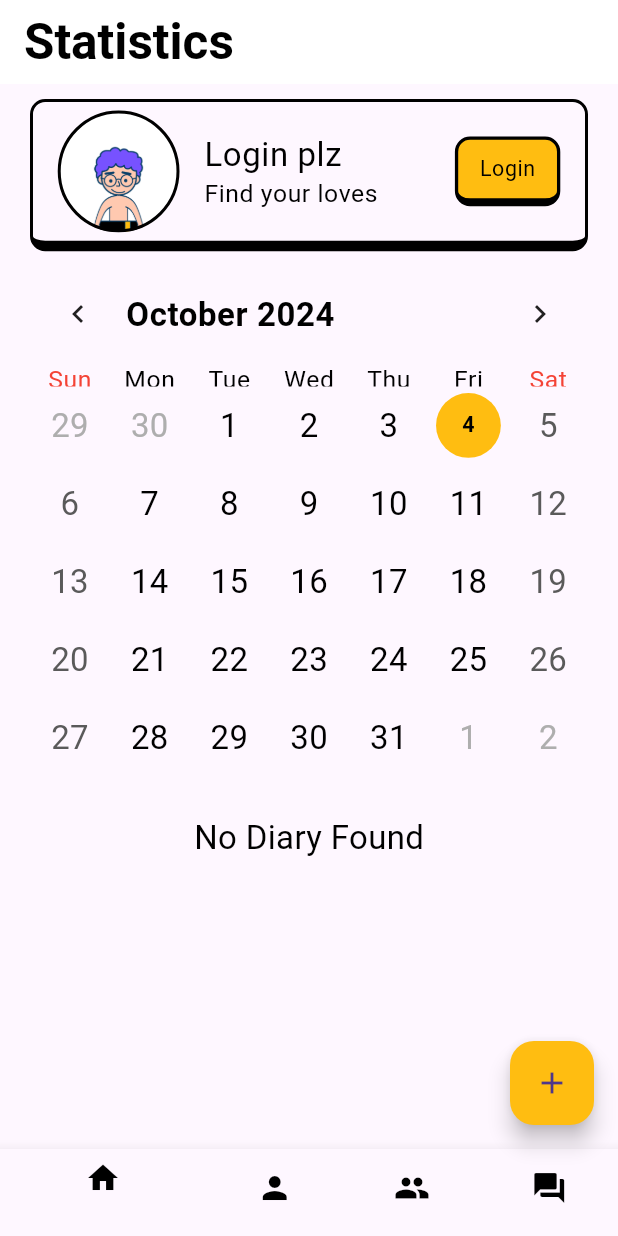
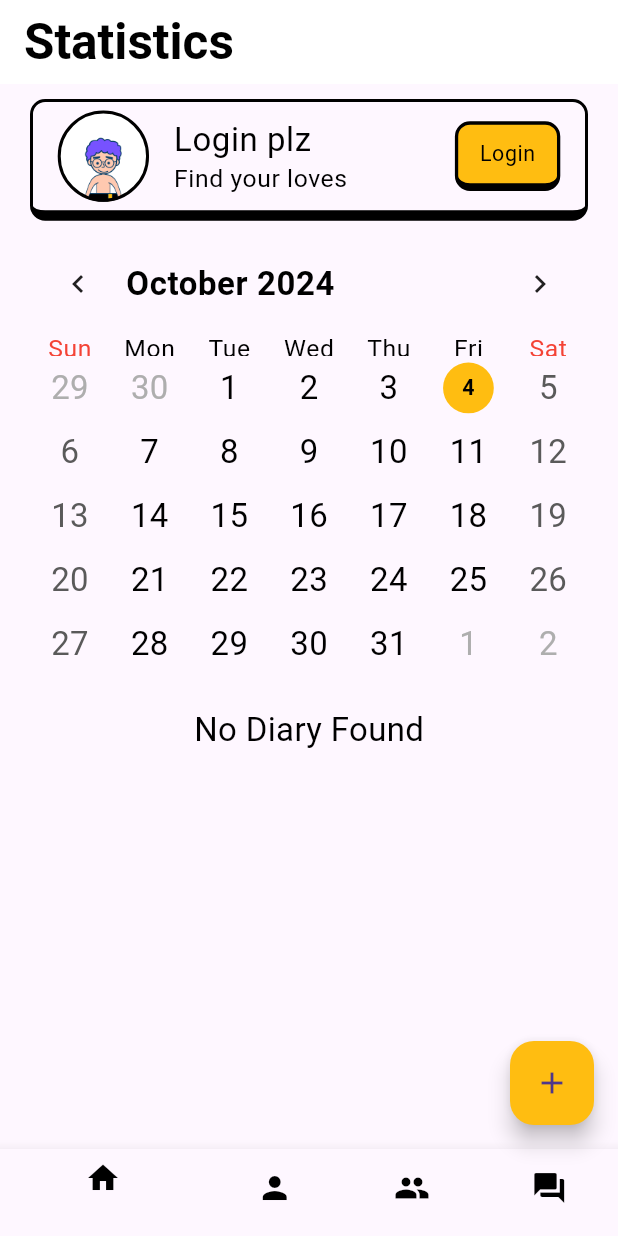
Before and after one commit to donghyukkil/Flutter_Growing_Tales, a Flutter app: the screen it shows after launch, on a phone screen of 412 x 824 dp. Run offline on Flutter 3.47's test engine with Material 3 defaults, Android fonts, the phone set to English and light mode, and no system bars; drawn by our look-alikes of table_calendar; our stand-ins replace carousel_slider, cloud_firestore, firebase_auth, firebase_core, firebase_storage, flutter_image_compress and 7 more; accounts and stored records are empty; generated files the repository leaves out were written again.

Commit message:
style: Statistics_Screen 스타일 수정 (스크롤 제거)

```diff
--- a/lib/core/widgets/user_info_tile.dart
+++ b/lib/core/widgets/user_info_tile.dart
@@ -29,7 +29,7 @@ class UserInfoTile extends StatelessWidget {
     return Padding(
       padding: EdgeInsets.only(bottom: 10.h),
       child: Container(
-        height: 100.h,
+        height: 80.h,
         decoration: BoxDecoration(
           border: showBorder
               ? Border(
@@ -62,7 +62,7 @@ class UserInfoTile extends StatelessWidget {
             SizedBox(width: 15.w),
             CustomCircleAvatar(
               imageUrl: imageUrl,
-              size: 80.r,
+              size: 60.r,
             ),
             SizedBox(
               width: 15.w,
--- a/lib/ui/components/user_diary_tile.dart
+++ b/lib/ui/components/user_diary_tile.dart
@@ -67,8 +67,9 @@ class UserDiaryTile extends StatelessWidget {
               children: [
                 CustomText(
                   text: diaryContent,
+                  maxLines: 1,
                 ),
-                SizedBox(height: 10.h),
+                SizedBox(height: 20.h),
                 Row(
                   children: [
                     Flexible(
--- a/lib/ui/views/statistics_screen.dart
+++ b/lib/ui/views/statistics_screen.dart
@@ -23,7 +23,6 @@ class StatisticsScreen extends StatelessWidget {
       appBar: AppBar(title: Text('Statistics')),
       body: Padding(
         padding: Theme.of(context).paddingHorizontal20Vertical10,
-        child: SingleChildScrollView(
         child: Column(
           children: [
             Consumer<UsersViewModel>(
@@ -53,6 +52,7 @@ class StatisticsScreen extends StatelessWidget {
             ),
             //todo 사용자 찾기 아이콘 구현하기
             TableCalendar(
+              rowHeight: 42.h,
               focusedDay: DateTime.now(),
               firstDay: DateTime.now().subtract(
                 Duration(
@@ -65,8 +65,7 @@ class StatisticsScreen extends StatelessWidget {
                 ),
               ),
               calendarStyle: CalendarStyle(
-                  todayTextStyle:
-                      Theme.of(context).textTheme.bodySmall!.copyWith(
+                todayTextStyle: Theme.of(context).textTheme.bodySmall!.copyWith(
                       color: Colors.black,
                       fontWeight: FontWeight.bold,
                     ),
@@ -88,8 +87,7 @@ class StatisticsScreen extends StatelessWidget {
                 ),
               ),
               headerStyle: HeaderStyle(
-                  titleTextStyle:
-                      Theme.of(context).textTheme.bodySmall!.copyWith(
+                titleTextStyle: Theme.of(context).textTheme.bodySmall!.copyWith(
                       fontSize: 20.sp,
                       fontWeight: FontWeight.bold,
                     ),
@@ -105,9 +103,8 @@ class StatisticsScreen extends StatelessWidget {
                     ),
               ),
             ),
-              SizedBox(
-                height: 25.h,
-              ),
+
+            SizedBox(height: 20.h),
             Consumer<DiaryViewModel>(
               builder: (context, diaryViewModel, child) {
                 final userId =
@@ -135,8 +132,7 @@ class StatisticsScreen extends StatelessWidget {
                   itemBuilder: (context, index, realIndex) {
                     final diary = diaries[index];
                     final userName = currentUser?.name ?? 'Unknown User';
-                      final userRegion =
-                          currentUser?.region ?? 'Unknown Region';
+                    final userRegion = currentUser?.region ?? 'Unknown Region';
 
                     return GestureDetector(
                       onTap: () {
@@ -154,22 +150,18 @@ class StatisticsScreen extends StatelessWidget {
                     );
                   },
                   options: CarouselOptions(
-                      height: 250.h,
+                    height: 200.h,
                     // enlargeCenterPage: true,
                     autoPlay: true,
                     aspectRatio: 16 / 9,
                     enableInfiniteScroll: true,
                     autoPlayInterval: Duration(seconds: 3),
-                      onPageChanged: (index, reason) {
-                        // print('Page changed to index: $index');
-                      },
                     viewportFraction: 1,
                   ),
                 );
               },
             ),
           ],
-          ),
         ),
       ),
       bottomNavigationBar: CustomBottomNavigationBar(),
```
Lines whose indentation alone changed are shown as unchanged.
